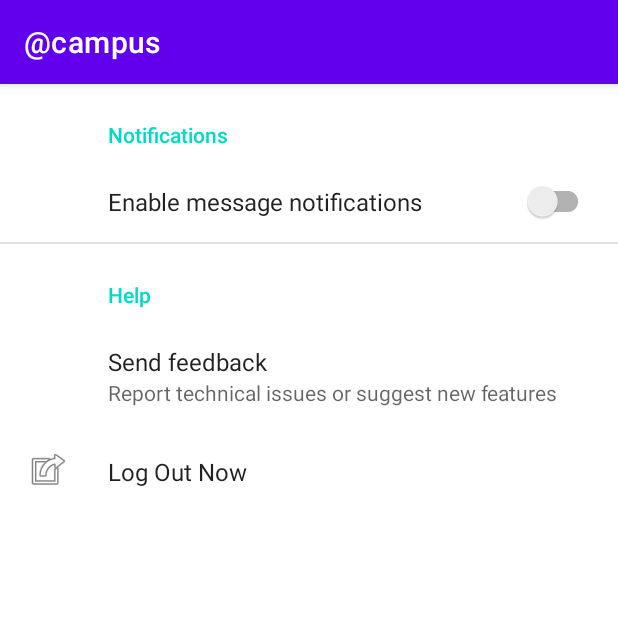
After one commit to 4tunekvng/campus, an Android app: the MySettingsFragment screen opened directly, with no data from a screen before it, on a phone screen of 412 x 824 dp, the top half of it. The commit adds this screen. Run offline under Robolectric (Android 15) with nearby library versions, the phone set to English and light mode, and no system bars; our stand-ins replace androidx.preference; libraries missing offline, so code that uses them is left out: com.parse, com.parse.facebook.

Commit message:
Log Out and Settings page implemented

```diff
--- a/app/build.gradle
+++ b/app/build.gradle
@@ -38,6 +38,7 @@ dependencies {
     implementation 'androidx.constraintlayout:constraintlayout:2.0.4'
     implementation 'androidx.lifecycle:lifecycle-livedata-ktx:2.3.1'
     implementation 'androidx.lifecycle:lifecycle-viewmodel-ktx:2.3.1'
+    implementation 'androidx.preference:preference:1.1.0'
     def fragment_version = "1.3.5"
 
     // Java language implementation
@@ -59,4 +60,6 @@ dependencies {
     implementation 'com.squareup.picasso:picasso:2.5.2'
     compile 'com.github.bumptech.glide:glide:4.11.0'
     annotationProcessor 'com.github.bumptech.glide:compiler:4.11.0'
+
+
 }
--- a/app/src/main/java/com/example/campus/LoginActivity.java
+++ b/app/src/main/java/com/example/campus/LoginActivity.java
@@ -75,7 +75,8 @@ public class LoginActivity extends AppCompatActivity {
         // code below is for facebook login
         FacebookSdk.sdkInitialize(getApplicationContext());
 
-        ParseFacebookUtils.initialize(getApplicationContext());
+
+
 
         final List<String> permissions = Arrays.asList("public_profile", "email");
 
--- /dev/null
+++ b/app/src/main/java/com/example/campus/MySettingsFragment.java
@@ -0,0 +1,32 @@
+package com.example.campus;
+
+import android.content.Context;
+import android.content.Intent;
+import android.os.Bundle;
+
+import androidx.preference.Preference;
+import androidx.preference.PreferenceFragmentCompat;
+
+import com.parse.ParseUser;
+import com.parse.facebook.ParseFacebookUtils;
+
+public class MySettingsFragment extends PreferenceFragmentCompat {
+    private Preference myPreference;
+    @Override
+    public void onCreatePreferences(Bundle savedInstanceState, String rootKey) {
+        setPreferencesFromResource(R.xml.preferencescreen, rootKey);
+        myPreference= findPreference("Log Out");
+        myPreference.setOnPreferenceClickListener(preference -> {
+
+            // Log Out here
+            ParseUser.logOut();
+            ParseUser currentUser = ParseUser.getCurrentUser(); // this will now be null
+            Intent i = new Intent(getContext() , LoginActivity.class);
+            myPreference.setIntent(i);
+            return false;
+        });
+
+    }
+
+
+}
--- a/app/src/main/java/com/example/campus/ParseApplication.java
+++ b/app/src/main/java/com/example/campus/ParseApplication.java
@@ -29,12 +29,16 @@ public class ParseApplication extends Application {
         // Set applicationId and server based on the values in the Back4App settings.
 
 
+
+
         Parse.initialize(new Parse.Configuration.Builder(this)
                         .applicationId("RQcFkxORLNTdGO6Paq5tBUObHAY4w2pArc001ceK")
                         .clientKey("wUsKiWAWJMXiZYL4iyB6HhkGryPZsfOAJvpJswza")
                         .server("https://parseapi.back4app.com")
                         .build()
+
         );
+        ParseFacebookUtils.initialize(this);
 
     }
 }
--- /dev/null
+++ b/app/src/main/java/com/example/campus/SettingsActivity.java
@@ -0,0 +1,17 @@
+package com.example.campus;
+
+import androidx.appcompat.app.AppCompatActivity;
+
+import android.os.Bundle;
+
+public class SettingsActivity extends AppCompatActivity {
+    @Override
+    protected void onCreate(Bundle savedInstanceState) {
+        super.onCreate(savedInstanceState);
+        setContentView(R.layout.settings_container);
+        getSupportFragmentManager()
+                .beginTransaction()
+                .replace(R.id.settings_container, new MySettingsFragment())
+                .commit();
+    }
+}
--- a/app/src/main/res/layout/fragment_dashboard.xml
+++ b/app/src/main/res/layout/fragment_dashboard.xml
@@ -93,7 +93,7 @@
             android:textColor="@color/white"
             android:textSize="12sp" />
 
-        <ImageView
+        <ImageButton
             android:id="@+id/settingButton"
             android:layout_width="40dp"
             android:layout_height="40dp"
@@ -102,6 +102,7 @@
             android:layout_marginTop="15dp"
             android:layout_marginRight="12dp"
             android:adjustViewBounds="true"
+            android:backgroundTint="@color/purple_800"
             android:scaleType="centerInside"
             android:src="@drawable/ic_settings" />
 
--- /dev/null
+++ b/app/src/main/res/layout/settings_container.xml
@@ -0,0 +1,7 @@
+<?xml version="1.0" encoding="utf-8"?>
+<androidx.fragment.app.FragmentContainerView xmlns:android="http://schemas.android.com/apk/res/android"
+    android:layout_width="match_parent"
+    android:layout_height="match_parent"
+    android:id="@+id/settings_container">
+
+</androidx.fragment.app.FragmentContainerView>
--- a/app/src/main/res/values/strings.xml
+++ b/app/src/main/res/values/strings.xml
@@ -11,6 +11,8 @@
     <string name="facebook_app_id">1105092443227616</string>
     <string name="facebook_client_token">623d873d95d38c2a674a7d70edcde9a1</string>
     <string name="fb_login_protocol_scheme">fb1105092443227616</string>
+    <!-- TODO: Remove or change this placeholder text -->
+    <string name="hello_blank_fragment">Hello blank fragment</string>
 
 
 </resources>
--- /dev/null
+++ b/app/src/main/res/xml/preferencescreen.xml
@@ -0,0 +1,33 @@
+<?xml version="1.0" encoding="utf-8"?>
+<PreferenceScreen xmlns:android="http://schemas.android.com/apk/res/android"
+    xmlns:app="http://schemas.android.com/apk/res-auto">
+
+    <PreferenceCategory
+        app:key="notifications_category"
+        app:title="Notifications">
+
+        <SwitchPreferenceCompat
+            app:key="notifications"
+            app:title="Enable message notifications"/>
+
+    </PreferenceCategory>
+
+    <PreferenceCategory
+        app:key="help_category"
+        app:title="Help">
+
+        <Preference
+            app:key="feedback"
+            app:summary="Report technical issues or suggest new features"
+            app:title="Send feedback"/>
+
+    </PreferenceCategory>
+
+    <Preference
+        android:id="@+id/LogOutButton"
+        android:icon="@android:drawable/ic_menu_set_as"
+        app:key="Log Out"
+        app:title="Log Out Now" />
+
+
+</PreferenceScreen>
```
Also changed, not shown: app/src/main/AndroidManifest.xml (+7 -1 lines), app/src/main/java/com/example/campus/ui/profile/ProfileFragment.java (+17 -0 lines).
